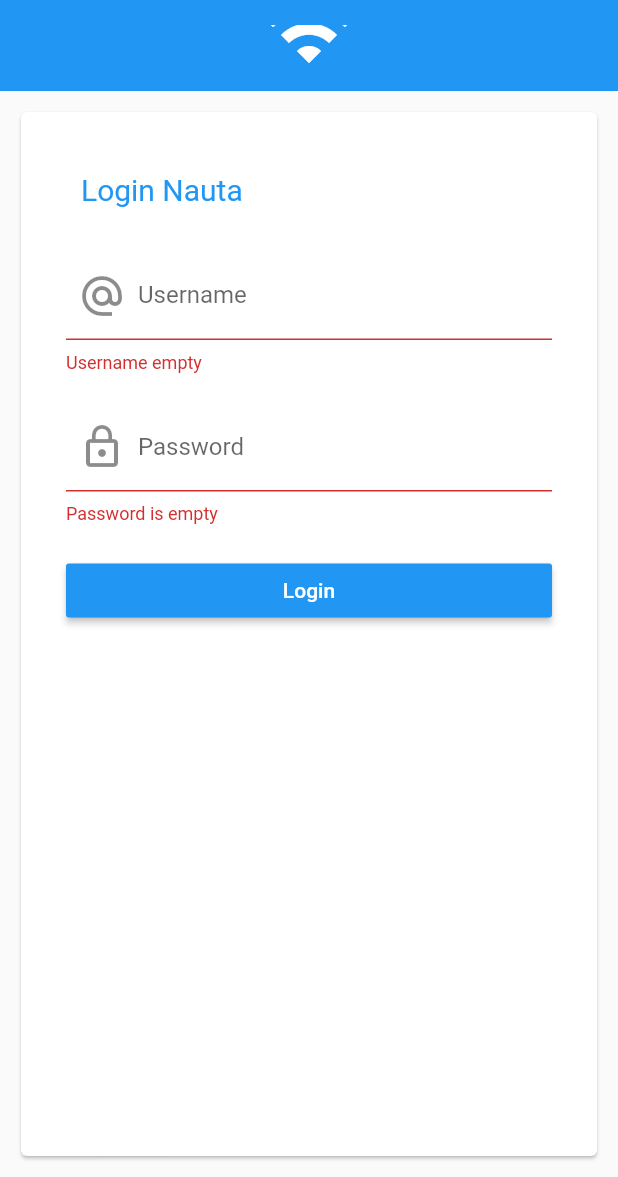
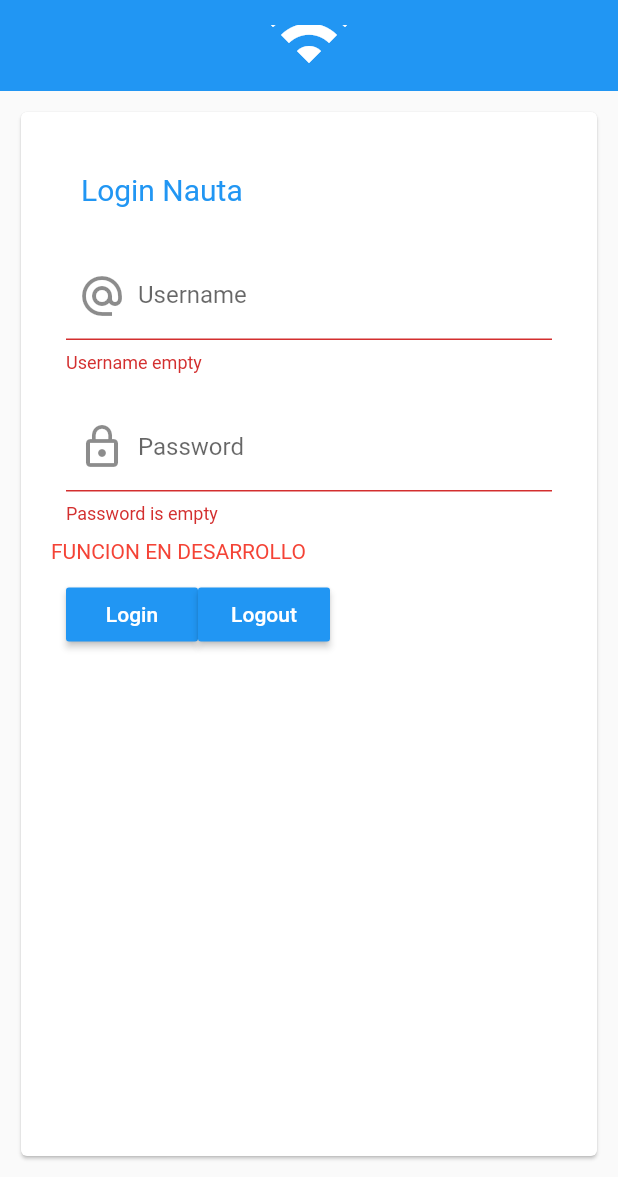
Before and after one commit to todo-devs/todo_v1, a Flutter app: the LoginPage screen opened directly, scrolled down 36 dp, after a tap on "Login", on a phone screen of 412 x 824 dp, the part 59-1236 px from its top. Run offline on Flutter 3.47's test engine with Material 2 defaults, Android fonts, the phone set to English and light mode, and no system bars; our stand-ins replace permission_handler; missing offline and left inert: beautifulsoup, intent, requests.

Commit message:
testing nauta_api (casi listo)

```diff
--- a/lib/components/login_form.dart
+++ b/lib/components/login_form.dart
@@ -1,6 +1,8 @@
 import 'package:flutter/material.dart';
 
 import 'package:todo/models/user.dart';
+
+import 'package:nauta_api/nauta_api.dart';
 
 class LoginForm extends StatefulWidget {
   @override
@@ -9,6 +11,7 @@ class LoginForm extends StatefulWidget {
 
 class _LoginFormState extends State<LoginForm> {
   final _formKey = GlobalKey<FormState>();
+  NautaClient nautaClient;
 
   User _user = User();
 
@@ -61,11 +64,16 @@ class _LoginFormState extends State<LoginForm> {
               onSaved: (val) => setState(() => _user.password = val),
             ),
           ),
+          Text(
+            'FUNCION EN DESARROLLO',
+            style: TextStyle(color: Colors.red),
+          ),
           Padding(
             padding: EdgeInsets.all(10.0),
-            child: MaterialButton(
+            child: Row(
+              children: <Widget>[
+                MaterialButton(
                   color: Colors.blue,
-              minWidth: MediaQuery.of(context).size.width,
                   child: Text(
                     'Login',
                     style: TextStyle(color: Colors.white),
@@ -74,11 +82,26 @@ class _LoginFormState extends State<LoginForm> {
                     final form = _formKey.currentState;
                     if (form.validate()) {
                       form.save();
-                  Scaffold.of(context).showSnackBar(SnackBar(
-                    content: Text('${_user.username}\n${_user.password}'),
-                  ));
+
+                      nautaClient = NautaClient(
+                          user: _user.username, password: _user.password);
+
+                      nautaClient.login();
                     }
                   },
+                ),
+                MaterialButton(
+                  color: Colors.blue,
+                  child: Text(
+                    'Logout',
+                    style: TextStyle(color: Colors.white),
+                  ),
+                  onPressed: () {
+                    if(nautaClient != null)
+                      nautaClient.logout();
+                  },
+                )
+              ],
             ),
           )
         ],
--- a/pubspec.yaml
+++ b/pubspec.yaml
@@ -27,6 +27,9 @@ dependencies:
   # External depencies
   contact_picker:
     path: ./contact_picker
+
+  nauta_api:
+    path: ./nauta_api
 
   intent: ^1.3.4
   permission_handler: ^3.1.0
```
Also changed, not shown: pubspec.lock. Lines whose indentation alone changed are shown as unchanged.
